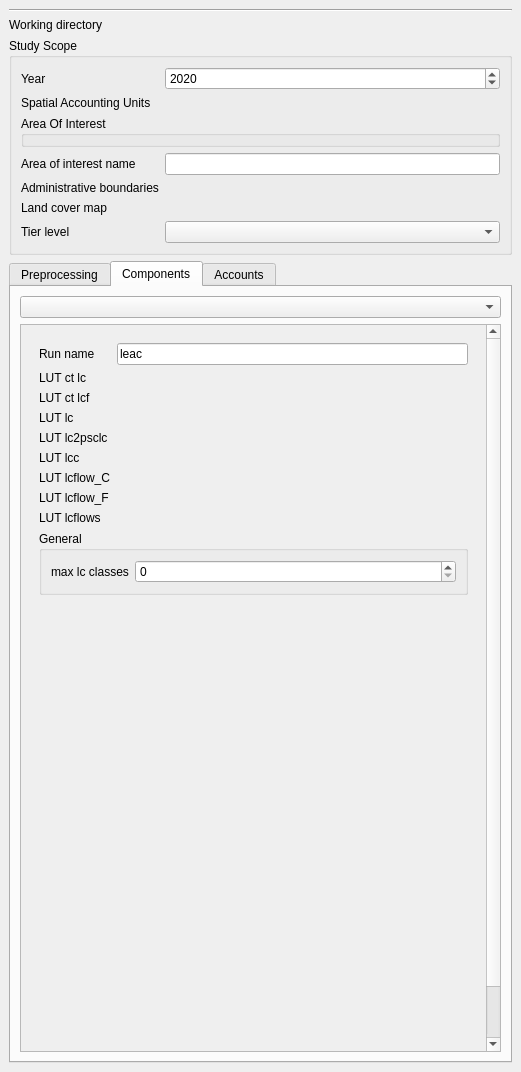
This is enca_plugin/enca_plugin_dockwidget_base.ui in VITObelgium/sys4enca as Qt 5 draws it before an edit. The edited form follows.
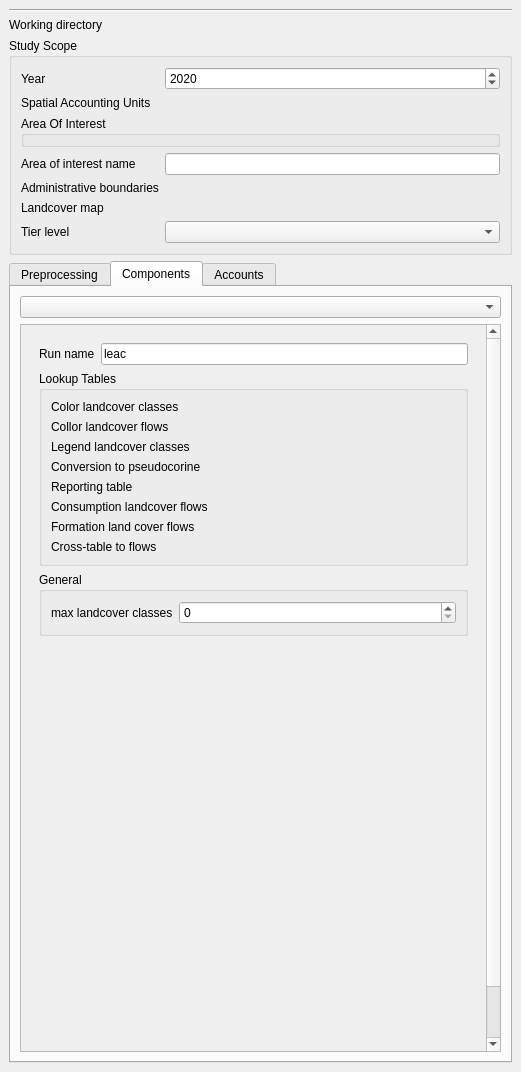
This is the edited form. The open tabs and pages were chosen to show the change. Custom widgets are drawn as their Qt base class.

Commit message: LEAC: Update plugin interface.

The edit to the form file:
```diff
--- a/enca_plugin/enca_plugin_dockwidget_base.ui
+++ b/enca_plugin/enca_plugin_dockwidget_base.ui
@@ -91,7 +91,7 @@
          <item row="6" column="0">
           <widget class="QLabel" name="label_3">
            <property name="text">
-            <string>Land cover map</string>
+            <string>Landcover map</string>
            </property>
           </widget>
          </item>
@@ -1143,104 +1143,113 @@
                   </property>
                  </widget>
                 </item>
-                <item row="1" column="0">
+                <item row="1" column="0" colspan="2">
+                 <widget class="QGroupBox" name="groupBox_14">
+                  <property name="title">
+                   <string>Lookup Tables</string>
+                  </property>
+                  <layout class="QFormLayout" name="formLayout_18">
+                   <item row="0" column="1">
+                    <widget class="QgsFileWidget" name="lut_ct_lc_"/>
+                   </item>
+                   <item row="0" column="0">
                  <widget class="QLabel" name="label_9">
                   <property name="text">
-                   <string>LUT ct lc</string>
+                      <string>Color landcover classes</string>
                   </property>
                  </widget>
                 </item>
-                <item row="2" column="0">
+                   <item row="1" column="0">
                  <widget class="QLabel" name="label_10">
                   <property name="text">
-                   <string>LUT ct lcf</string>
+                      <string>Collor landcover flows</string>
                   </property>
                  </widget>
                 </item>
                 <item row="1" column="1">
-                 <widget class="QgsFileWidget" name="lut_ct_lc_"/>
-                </item>
-                <item row="2" column="1">
                  <widget class="QgsFileWidget" name="lut_ct_lcf_"/>
                 </item>
-                <item row="10" column="0" colspan="2">
-                 <widget class="QGroupBox" name="general_1">
-                  <property name="title">
-                   <string>General</string>
-                  </property>
-                  <layout class="QFormLayout" name="formLayout_19">
-                   <item row="0" column="0">
-                    <widget class="QLabel" name="label_13">
-                     <property name="text">
-                      <string>max lc classes</string>
-                     </property>
-                    </widget>
-                   </item>
-                   <item row="0" column="1">
-                    <widget class="QgsSpinBox" name="max_lc_classes_"/>
-                   </item>
-                  </layout>
-                 </widget>
-                </item>
-                <item row="3" column="0">
+                   <item row="2" column="0">
                  <widget class="QLabel" name="label_103">
                   <property name="text">
-                   <string>LUT lc</string>
+                      <string>Legend landcover classes</string>
                   </property>
                  </widget>
                 </item>
-                <item row="7" column="0">
-                 <widget class="QLabel" name="label_105">
-                  <property name="text">
-                   <string>LUT lcflow_F</string>
-                  </property>
-                 </widget>
-                </item>
-                <item row="6" column="0">
-                 <widget class="QLabel" name="label_106">
-                  <property name="text">
-                   <string>LUT lcflow_C</string>
-                  </property>
-                 </widget>
-                </item>
-                <item row="4" column="0">
-                 <widget class="QLabel" name="label_107">
-                  <property name="text">
-                   <string>LUT lc2psclc</string>
-                  </property>
-                 </widget>
-                </item>
-                <item row="3" column="1">
+                   <item row="2" column="1">
                  <widget class="QgsFileWidget" name="lut_lc_"/>
                 </item>
-                <item row="4" column="1">
+                   <item row="3" column="0">
+                    <widget class="QLabel" name="label_107">
+                     <property name="text">
+                      <string>Conversion to pseudocorine</string>
+                     </property>
+                    </widget>
+                   </item>
+                   <item row="3" column="1">
                  <widget class="QgsFileWidget" name="lut_lc2psclc_"/>
                 </item>
-                <item row="6" column="1">
+                   <item row="4" column="0">
+                    <widget class="QLabel" name="label_104">
+                     <property name="text">
+                      <string>Reporting table</string>
+                     </property>
+                    </widget>
+                   </item>
+                   <item row="4" column="1">
+                    <widget class="QgsFileWidget" name="lut_lcc_"/>
+                   </item>
+                   <item row="5" column="0">
+                    <widget class="QLabel" name="label_106">
+                     <property name="text">
+                      <string>Consumption landcover flows</string>
+                     </property>
+                    </widget>
+                   </item>
+                   <item row="5" column="1">
                  <widget class="QgsFileWidget" name="lut_lcflow_C_"/>
                 </item>
-                <item row="7" column="1">
+                   <item row="6" column="0">
+                    <widget class="QLabel" name="label_105">
+                     <property name="text">
+                      <string>Formation land cover flows</string>
+                     </property>
+                    </widget>
+                   </item>
+                   <item row="6" column="1">
                  <widget class="QgsFileWidget" name="lut_lcflow_F_"/>
                 </item>
-                <item row="8" column="0">
+                   <item row="7" column="0">
                  <widget class="QLabel" name="label_108">
                   <property name="text">
-                   <string>LUT lcflows</string>
+                      <string>Cross-table to flows</string>
                   </property>
                  </widget>
                 </item>
-                <item row="8" column="1">
+                   <item row="7" column="1">
                  <widget class="QgsFileWidget" name="lut_lcflows_"/>
                 </item>
-                <item row="5" column="0">
-                 <widget class="QLabel" name="label_104">
+                  </layout>
+                 </widget>
+                </item>
+                <item row="2" column="0" colspan="2">
+                 <widget class="QGroupBox" name="general_1">
+                  <property name="title">
+                   <string>General</string>
+                  </property>
+                  <layout class="QFormLayout" name="formLayout_19">
+                   <item row="0" column="0">
+                    <widget class="QLabel" name="label_13">
                   <property name="text">
-                   <string>LUT lcc</string>
+                      <string>max landcover classes</string>
                   </property>
                  </widget>
                 </item>
-                <item row="5" column="1">
-                 <widget class="QgsFileWidget" name="lut_lcc_"/>
+                   <item row="0" column="1">
+                    <widget class="QgsSpinBox" name="max_lc_classes_"/>
+                   </item>
+                  </layout>
+                 </widget>
                 </item>
                </layout>
               </widget>
```
Lines whose indentation alone changed are shown as unchanged.
